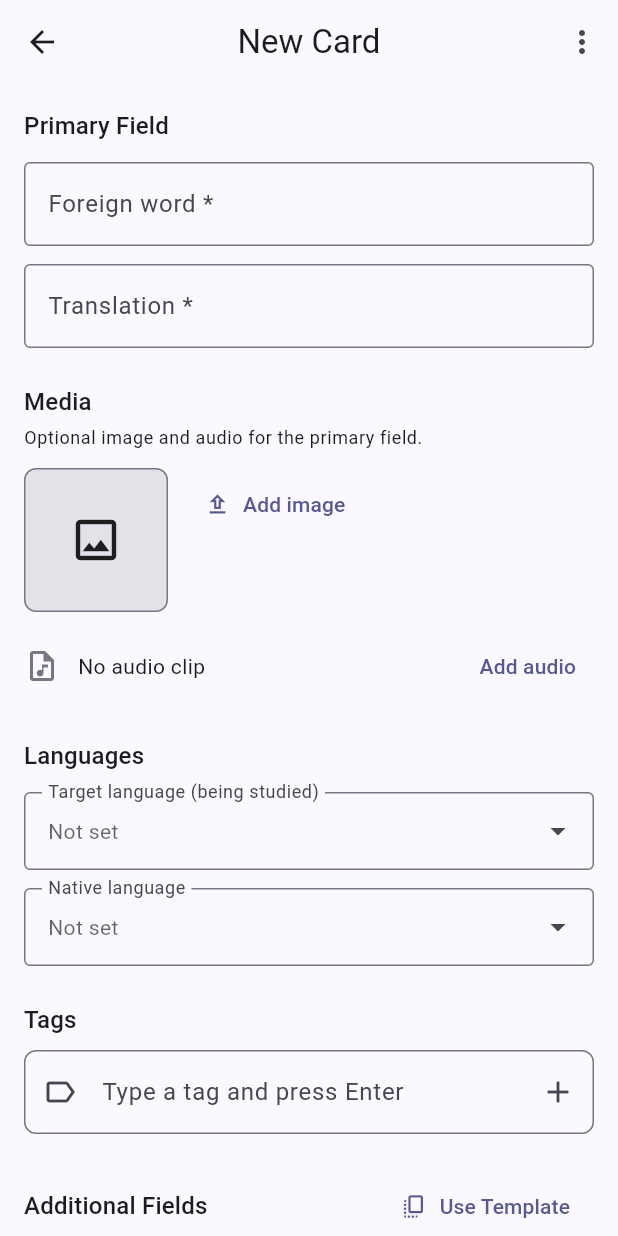
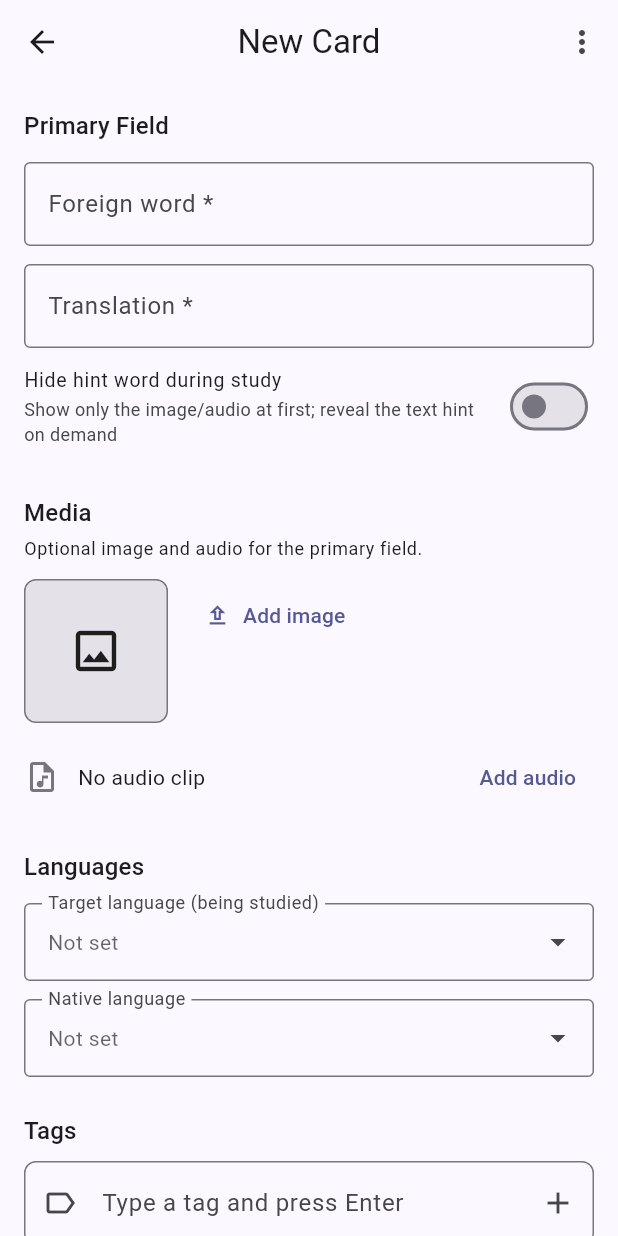
Before and after one commit to t33r-code/flash-me, a Flutter app: the CardFormScreen screen opened directly, on a phone screen of 412 x 824 dp. Run offline on Flutter 3.47's test engine with Material 3 defaults, Android fonts, the phone set to English and light mode, and no system bars; our stand-ins replace cloud_firestore, file_picker, firebase_auth, firebase_core, firebase_storage, flutter_riverpod and 5 more; missing offline and left inert: dart:js_interop; accounts and stored records are empty; network calls fail.

Commit message:
feat: add 'Hide hint word' toggle to card form
Exposes primaryWordHidden on the create/edit card screen so users can
configure whether the cue word is hidden at the start of a study session.
Toggle appears below the Translation field; subtitle clarifies the
image/audio context where it is most useful.

Co-Authored-By: Claude Sonnet 4.6 <noreply@anthropic.com>

```diff
--- a/lib/screens/cards/card_form_screen.dart
+++ b/lib/screens/cards/card_form_screen.dart
@@ -231,6 +231,7 @@ class _CardFormScreenState extends ConsumerState<CardFormScreen> {
   final List<_FieldState> _fields = [];
   String? _nativeLanguage;
   String? _targetLanguage;
+  bool _primaryWordHidden = false;
   bool _isSaving = false;
 
   // Pre-generated Firestore ID used as the Storage path prefix for new cards.
@@ -263,9 +264,9 @@ class _CardFormScreenState extends ConsumerState<CardFormScreen> {
     _tags = List.from(card?.tags ?? []);
     if (card != null) {
       _fields.addAll(card.fields.map(_FieldState.fromCardField));
-      // Edit mode: use the card's existing language pair.
       _nativeLanguage = card.nativeLanguage;
       _targetLanguage = card.targetLanguage;
+      _primaryWordHidden = card.primaryWordHidden;
     } else if (widget.parentSet != null) {
       // Creating inside a set: inherit the set's language pair.
       _nativeLanguage = widget.parentSet!.nativeLanguage;
@@ -528,6 +529,7 @@ class _CardFormScreenState extends ConsumerState<CardFormScreen> {
                 translation: _translationController.text.trim(),
                 primaryImageUrl: media.imageUrl,
                 primaryAudioUrl: media.audioUrl,
+                primaryWordHidden: _primaryWordHidden,
                 fields: fields,
                 tags: _tags,
                 nativeLanguage: _nativeLanguage,
@@ -548,6 +550,7 @@ class _CardFormScreenState extends ConsumerState<CardFormScreen> {
                 translation: _translationController.text.trim(),
                 primaryImageUrl: media.imageUrl,
                 primaryAudioUrl: media.audioUrl,
+                primaryWordHidden: _primaryWordHidden,
                 fields: fields,
                 tags: _tags,
                 nativeLanguage: _nativeLanguage,
@@ -979,6 +982,16 @@ class _CardFormScreenState extends ConsumerState<CardFormScreen> {
                     ? 'Translation is required'
                     : null,
               ),
+              const SizedBox(height: 4),
+              SwitchListTile(
+                title: const Text('Hide hint word during study'),
+                subtitle: const Text(
+                    'Show only the image/audio at first; reveal the text hint on demand'),
+                value: _primaryWordHidden,
+                onChanged: (v) => setState(() => _primaryWordHidden = v),
+                contentPadding: EdgeInsets.zero,
+                dense: true,
+              ),
 
               // --- Media ---
               const SizedBox(height: 24),
```
